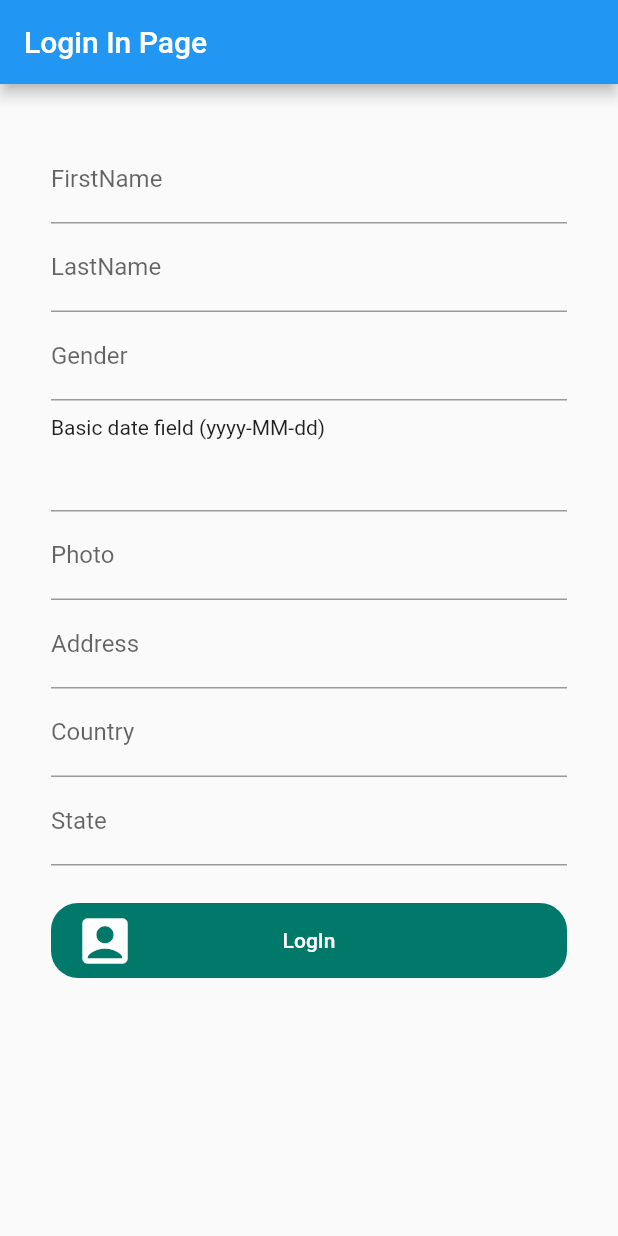
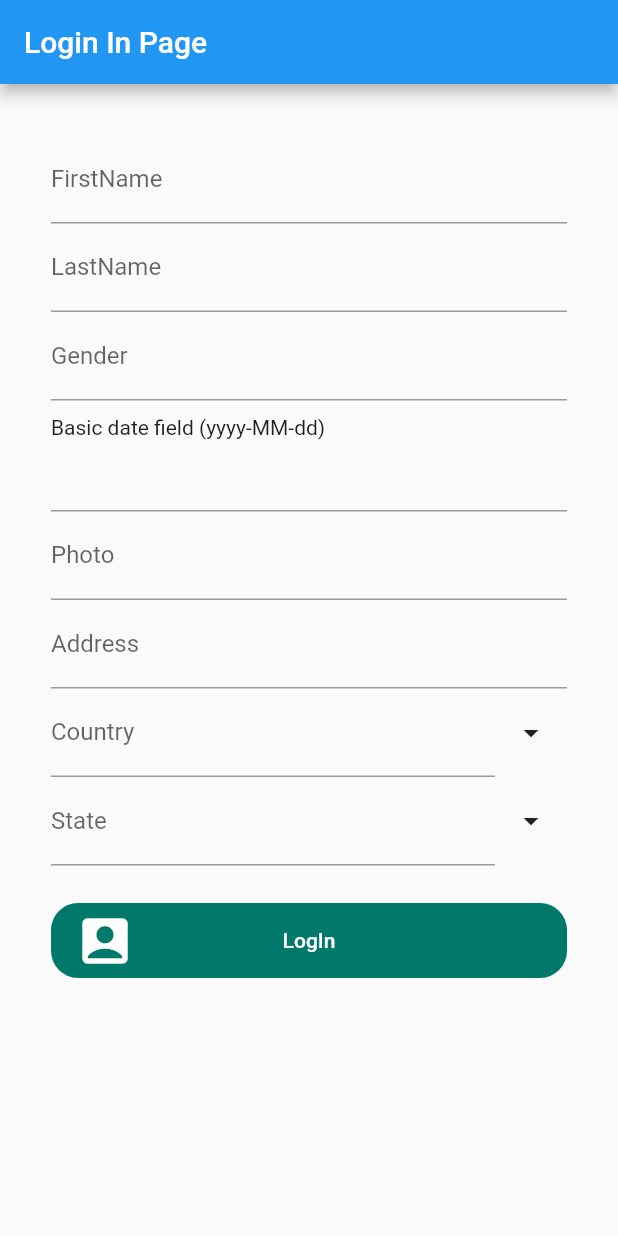
Before and after one commit to ugochukwumartins/EmployeeByteInc, a Flutter app: the screen it shows after launch, on a phone screen of 412 x 824 dp. Run offline on Flutter 3.47's test engine with Material 2 defaults, Android fonts, the phone set to English and light mode, and no system bars; drawn by our look-alikes of datetime_picker_formfield.

Commit message:
added a drop downt for list of state and country

```diff
--- a/lib/Pages/LoginAbstractPage.dart
+++ b/lib/Pages/LoginAbstractPage.dart
@@ -12,6 +12,13 @@ class LogingAbstact extends StatefulWidget with InputValidator {
 }
 
 class _LogingAbstactState extends State<LogingAbstact> {
+  final TextEditingController _controller = new TextEditingController();
+  var items = [
+    'Working a lot harder',
+    'Being a lot smarter',
+    'Being a self-starter',
+    'Placed in charge of trading charter'
+  ];
   final format = DateFormat("yyyy-MM-dd");
 
   final TextEditingController _FirstnameController =
@@ -184,7 +191,11 @@ class _LogingAbstactState extends State<LogingAbstact> {
 
               //   onEditingComplete: _signIn,
             ),
-            TextField(
+
+            Row(
+              children: <Widget>[
+                new Expanded(
+                  child: TextField(
                     //focusNode: _passwordNode,
                     controller: _CountryController,
                     onChanged: (password) => _update(),
@@ -196,7 +207,27 @@ class _LogingAbstactState extends State<LogingAbstact> {
                     keyboardType: TextInputType.text,
                     //   onEditingComplete: _signIn,
                   ),
-            TextField(
+                ),
+                PopupMenuButton<String>(
+                  icon: const Icon(Icons.arrow_drop_down),
+                  onSelected: (String value) {
+                    _CountryController.text = value;
+                  },
+                  itemBuilder: (BuildContext context) {
+                    return items.map<PopupMenuItem<String>>(
+                      (String value) {
+                        return new PopupMenuItem(
+                            child: new Text(value), value: value);
+                      },
+                    ).toList();
+                  },
+                ),
+              ],
+            ),
+            Row(
+              children: <Widget>[
+                new Expanded(
+                  child: TextField(
                     //focusNode: _passwordNode,
                     controller: _StateController,
                     onChanged: (password) => _update(),
@@ -208,6 +239,23 @@ class _LogingAbstactState extends State<LogingAbstact> {
                     keyboardType: TextInputType.text,
 
                     //   onEditingComplete: _signIn,
+                  ),
+                ),
+                PopupMenuButton<String>(
+                  icon: const Icon(Icons.arrow_drop_down),
+                  onSelected: (String value) {
+                    _StateController.text = value;
+                  },
+                  itemBuilder: (BuildContext context) {
+                    return items.map<PopupMenuItem<String>>(
+                      (String value) {
+                        return new PopupMenuItem(
+                            child: new Text(value), value: value);
+                      },
+                    ).toList();
+                  },
+                ),
+              ],
             ),
 
             SizedBox(
```
Lines whose indentation alone changed are shown as unchanged.
